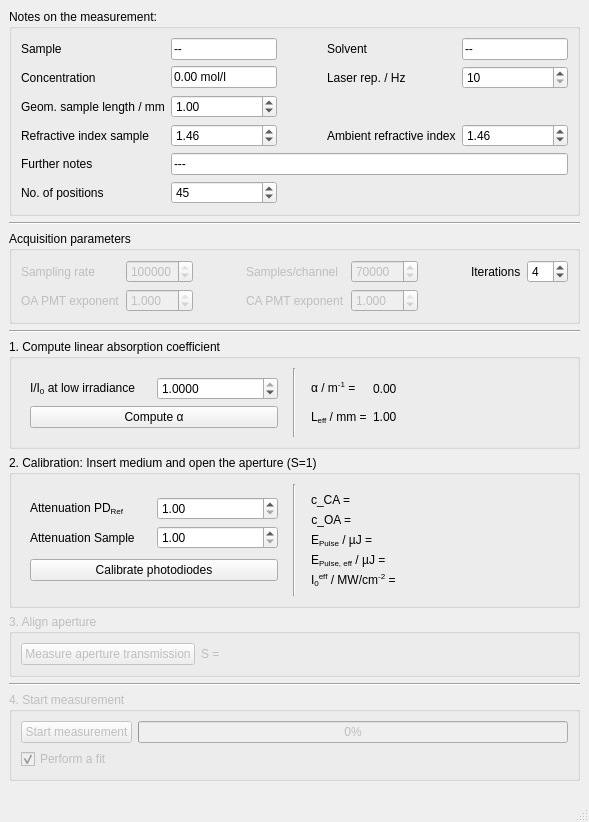
FabianKonig/zScanMeasurementManager, file gui_design/design.ui: the form before one commit.
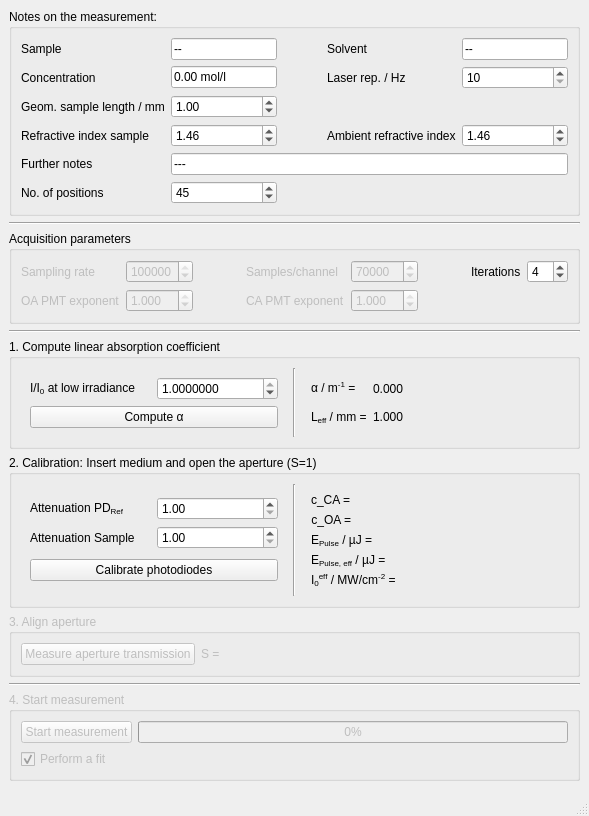
The form after the commit.

Commit message: print more numbers on alpha and eff sample length

The edit to the form file:
```diff
--- a/gui_design/design.ui
+++ b/gui_design/design.ui
@@ -7,7 +7,7 @@
     <x>0</x>
     <y>0</y>
     <width>589</width>
-    <height>822</height>
+    <height>816</height>
    </rect>
   </property>
   <property name="sizePolicy">
@@ -476,7 +476,7 @@
              </sizepolicy>
             </property>
             <property name="decimals">
-             <number>4</number>
+             <number>7</number>
             </property>
             <property name="maximum">
              <double>1.000000000000000</double>
@@ -538,14 +538,14 @@
           <item row="5" column="4">
            <widget class="QLabel" name="label_effSampleLengthValue">
             <property name="text">
-             <string>1.00</string>
+             <string>1.000</string>
             </property>
            </widget>
           </item>
           <item row="4" column="4">
            <widget class="QLabel" name="label_alphaValue">
             <property name="text">
-             <string>0.00</string>
+             <string>0.000</string>
             </property>
            </widget>
           </item>
@@ -848,19 +848,6 @@
       </layout>
      </widget>
     </item>
-    <item>
-     <spacer name="verticalSpacer">
-      <property name="orientation">
-       <enum>Qt::Vertical</enum>
-      </property>
-      <property name="sizeHint" stdset="0">
-       <size>
-        <width>20</width>
-        <height>40</height>
-       </size>
-      </property>
-     </spacer>
-    </item>
    </layout>
   </widget>
   <widget class="QStatusBar" name="statusbar"/>
```
The commit also changes 2 other files.
